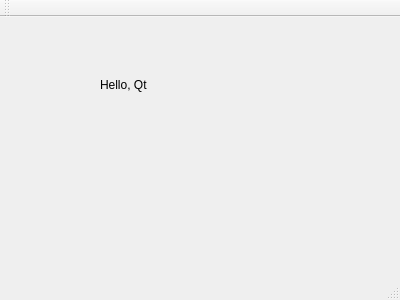
Before: the Qt Designer form l01_HelloQtWithDesigner/mainwindow.ui in laputa-er/Qt_STUDY, drawn with Qt 5.
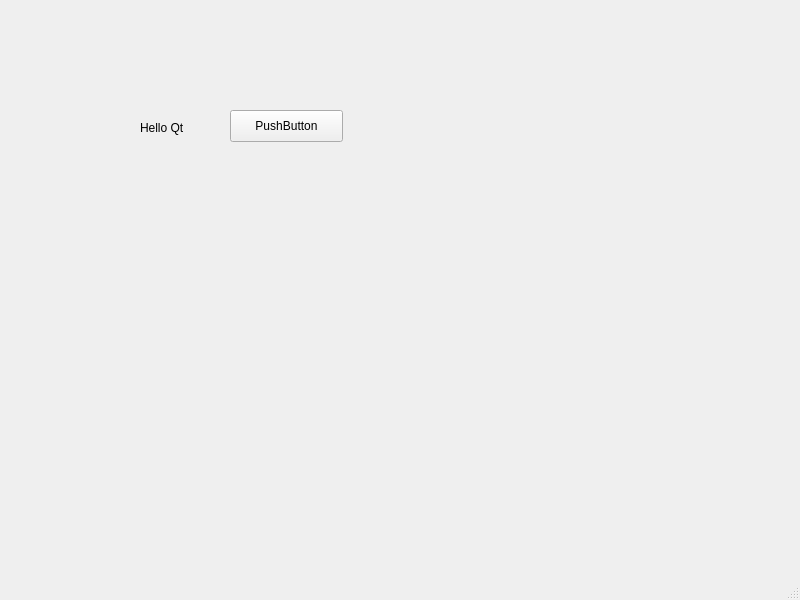
After: the same form once the commit is applied.

Diff of the .ui file:
```diff
--- a/l01_HelloQtWithDesigner/mainwindow.ui
+++ b/l01_HelloQtWithDesigner/mainwindow.ui
@@ -6,8 +6,8 @@
    <rect>
     <x>0</x>
     <y>0</y>
-    <width>400</width>
-    <height>300</height>
+    <width>800</width>
+    <height>600</height>
    </rect>
   </property>
   <property name="windowTitle">
@@ -17,14 +17,30 @@
    <widget class="QLabel" name="label">
     <property name="geometry">
      <rect>
-      <x>100</x>
-      <y>60</y>
+      <x>140</x>
+      <y>120</y>
       <width>60</width>
       <height>16</height>
      </rect>
     </property>
+    <property name="styleSheet">
+     <string notr="true"/>
+    </property>
     <property name="text">
-     <string>Hello, Qt</string>
+     <string>Hello Qt</string>
+    </property>
+   </widget>
+   <widget class="QPushButton" name="pushButton">
+    <property name="geometry">
+     <rect>
+      <x>230</x>
+      <y>110</y>
+      <width>113</width>
+      <height>32</height>
+     </rect>
+    </property>
+    <property name="text">
+     <string>PushButton</string>
     </property>
    </widget>
   </widget>
@@ -38,15 +54,7 @@
     </rect>
    </property>
   </widget>
-  <widget class="QToolBar" name="mainToolBar">
-   <attribute name="toolBarArea">
-    <enum>TopToolBarArea</enum>
-   </attribute>
-   <attribute name="toolBarBreak">
-    <bool>false</bool>
-   </attribute>
-  </widget>
-  <widget class="QStatusBar" name="statusBar"/>
+  <widget class="QStatusBar" name="statusbar"/>
  </widget>
  <layoutdefault spacing="6" margin="11"/>
  <resources/>
```
Left out of the diff: 6 changed lines with no effect on the pictures.
